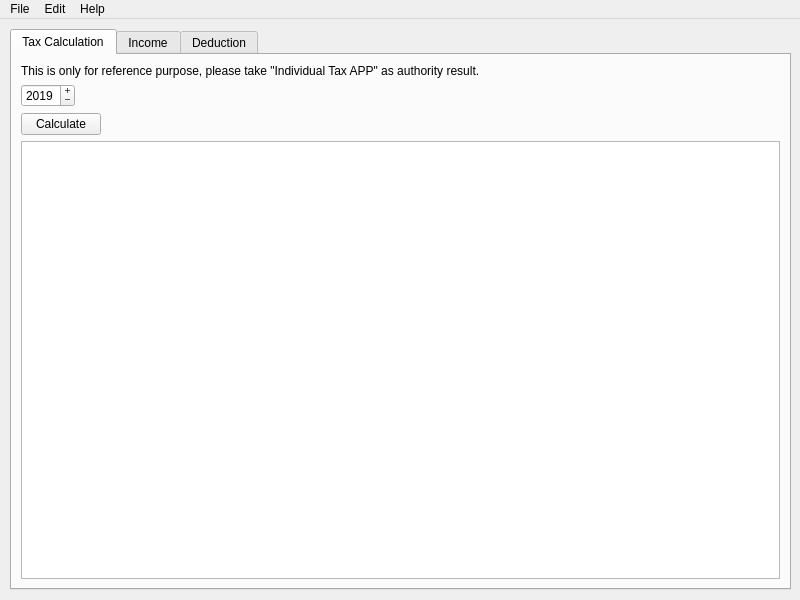
Above: mainwindow.ui from qwerty258/china-individual-income-tax-calculator before the change. Below: the same form after it.
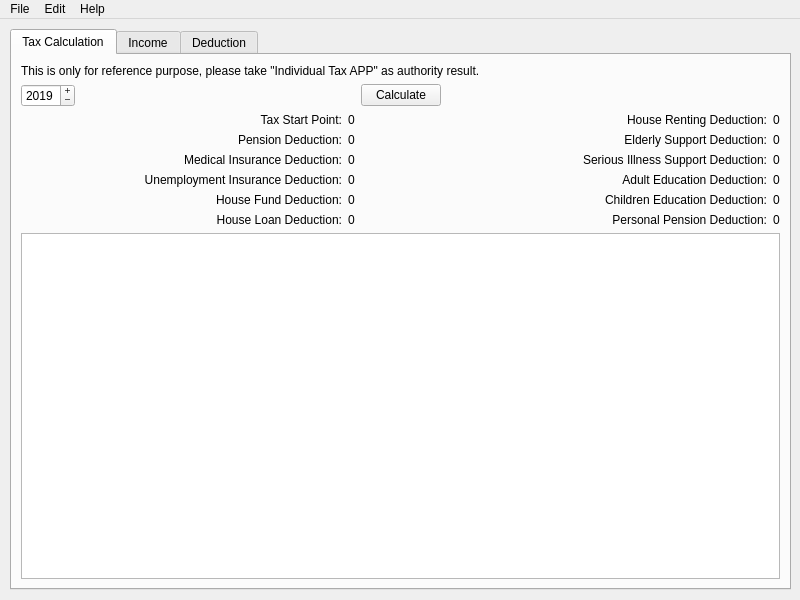
That is the form after the change.

Commit message: add deduction display

Diff of the .ui file:
```diff
--- a/mainwindow.ui
+++ b/mainwindow.ui
@@ -46,23 +46,117 @@
       <string>Tax Calculation</string>
      </attribute>
      <layout class="QGridLayout" name="gridLayout">
-      <item row="2" column="0">
-       <widget class="QPushButton" name="push_button_calc">
+      <item row="6" column="0">
+       <widget class="QLabel" name="label_static_unemployment_insurance">
         <property name="sizePolicy">
-         <sizepolicy hsizetype="Fixed" vsizetype="Fixed">
+         <sizepolicy hsizetype="Preferred" vsizetype="Fixed">
           <horstretch>0</horstretch>
           <verstretch>0</verstretch>
          </sizepolicy>
         </property>
         <property name="text">
-         <string>Calculate</string>
+         <string>Unemployment Insurance Deduction:</string>
         </property>
+        <property name="alignment">
+         <set>Qt::AlignRight|Qt::AlignTrailing|Qt::AlignVCenter</set>
+        </property>
        </widget>
       </item>
-      <item row="3" column="0">
-       <widget class="QTableView" name="table_view_tax_result"/>
+      <item row="4" column="3">
+       <widget class="QLabel" name="label_static_elderly_support">
+        <property name="sizePolicy">
+         <sizepolicy hsizetype="Preferred" vsizetype="Fixed">
+          <horstretch>0</horstretch>
+          <verstretch>0</verstretch>
+         </sizepolicy>
+        </property>
+        <property name="text">
+         <string>Elderly Support Deduction:</string>
+        </property>
+        <property name="alignment">
+         <set>Qt::AlignRight|Qt::AlignTrailing|Qt::AlignVCenter</set>
+        </property>
+       </widget>
       </item>
-      <item row="1" column="0">
+      <item row="7" column="3">
+       <widget class="QLabel" name="label_static_children_education">
+        <property name="sizePolicy">
+         <sizepolicy hsizetype="Preferred" vsizetype="Fixed">
+          <horstretch>0</horstretch>
+          <verstretch>0</verstretch>
+         </sizepolicy>
+        </property>
+        <property name="text">
+         <string>Children Education Deduction:</string>
+        </property>
+        <property name="alignment">
+         <set>Qt::AlignRight|Qt::AlignTrailing|Qt::AlignVCenter</set>
+        </property>
+       </widget>
+      </item>
+      <item row="7" column="4">
+       <widget class="QLabel" name="label_children_education">
+        <property name="sizePolicy">
+         <sizepolicy hsizetype="Preferred" vsizetype="Fixed">
+          <horstretch>0</horstretch>
+          <verstretch>0</verstretch>
+         </sizepolicy>
+        </property>
+        <property name="text">
+         <string notr="true">0</string>
+        </property>
+       </widget>
+      </item>
+      <item row="4" column="4">
+       <widget class="QLabel" name="label_elderly_support">
+        <property name="text">
+         <string notr="true">0</string>
+        </property>
+       </widget>
+      </item>
+      <item row="0" column="0" colspan="4">
+       <widget class="QLabel" name="label_warning">
+        <property name="sizePolicy">
+         <sizepolicy hsizetype="Preferred" vsizetype="Fixed">
+          <horstretch>0</horstretch>
+          <verstretch>0</verstretch>
+         </sizepolicy>
+        </property>
+        <property name="text">
+         <string>This is only for reference purpose, please take &quot;Individual Tax APP&quot; as authority result.</string>
+        </property>
+       </widget>
+      </item>
+      <item row="3" column="4">
+       <widget class="QLabel" name="label_house_renting">
+        <property name="sizePolicy">
+         <sizepolicy hsizetype="Fixed" vsizetype="Preferred">
+          <horstretch>0</horstretch>
+          <verstretch>0</verstretch>
+         </sizepolicy>
+        </property>
+        <property name="text">
+         <string notr="true">0</string>
+        </property>
+       </widget>
+      </item>
+      <item row="4" column="0">
+       <widget class="QLabel" name="label_static_pension">
+        <property name="sizePolicy">
+         <sizepolicy hsizetype="Preferred" vsizetype="Fixed">
+          <horstretch>0</horstretch>
+          <verstretch>0</verstretch>
+         </sizepolicy>
+        </property>
+        <property name="text">
+         <string>Pension Deduction:</string>
+        </property>
+        <property name="alignment">
+         <set>Qt::AlignRight|Qt::AlignTrailing|Qt::AlignVCenter</set>
+        </property>
+       </widget>
+      </item>
+      <item row="1" column="0" colspan="2">
        <widget class="QDateEdit" name="date_edit">
         <property name="sizePolicy">
          <sizepolicy hsizetype="Fixed" vsizetype="Fixed">
@@ -88,10 +182,261 @@
         </property>
        </widget>
       </item>
-      <item row="0" column="0">
-       <widget class="QLabel" name="label_warning">
+      <item row="6" column="1">
+       <widget class="QLabel" name="label_unemployment_insurance">
+        <property name="sizePolicy">
+         <sizepolicy hsizetype="Fixed" vsizetype="Preferred">
+          <horstretch>0</horstretch>
+          <verstretch>0</verstretch>
+         </sizepolicy>
+        </property>
         <property name="text">
-         <string>This is only for reference purpose, please take &quot;Individual Tax APP&quot; as authority result.</string>
+         <string notr="true">0</string>
+        </property>
+       </widget>
+      </item>
+      <item row="7" column="1">
+       <widget class="QLabel" name="label_house_fund">
+        <property name="sizePolicy">
+         <sizepolicy hsizetype="Fixed" vsizetype="Preferred">
+          <horstretch>0</horstretch>
+          <verstretch>0</verstretch>
+         </sizepolicy>
+        </property>
+        <property name="text">
+         <string notr="true">0</string>
+        </property>
+       </widget>
+      </item>
+      <item row="6" column="4">
+       <widget class="QLabel" name="label_adult_education">
+        <property name="sizePolicy">
+         <sizepolicy hsizetype="Preferred" vsizetype="Fixed">
+          <horstretch>0</horstretch>
+          <verstretch>0</verstretch>
+         </sizepolicy>
+        </property>
+        <property name="text">
+         <string notr="true">0</string>
+        </property>
+       </widget>
+      </item>
+      <item row="3" column="1">
+       <widget class="QLabel" name="label_tax_start_point">
+        <property name="sizePolicy">
+         <sizepolicy hsizetype="Fixed" vsizetype="Preferred">
+          <horstretch>0</horstretch>
+          <verstretch>0</verstretch>
+         </sizepolicy>
+        </property>
+        <property name="text">
+         <string notr="true">0</string>
+        </property>
+       </widget>
+      </item>
+      <item row="16" column="0" rowspan="6" colspan="5">
+       <widget class="QTableView" name="table_view_tax_result"/>
+      </item>
+      <item row="7" column="0">
+       <widget class="QLabel" name="label_static_house_fund">
+        <property name="sizePolicy">
+         <sizepolicy hsizetype="Preferred" vsizetype="Fixed">
+          <horstretch>0</horstretch>
+          <verstretch>0</verstretch>
+         </sizepolicy>
+        </property>
+        <property name="text">
+         <string>House Fund Deduction:</string>
+        </property>
+        <property name="alignment">
+         <set>Qt::AlignRight|Qt::AlignTrailing|Qt::AlignVCenter</set>
+        </property>
+       </widget>
+      </item>
+      <item row="4" column="1">
+       <widget class="QLabel" name="label_pension">
+        <property name="sizePolicy">
+         <sizepolicy hsizetype="Fixed" vsizetype="Preferred">
+          <horstretch>0</horstretch>
+          <verstretch>0</verstretch>
+         </sizepolicy>
+        </property>
+        <property name="text">
+         <string notr="true">0</string>
+        </property>
+       </widget>
+      </item>
+      <item row="8" column="3">
+       <widget class="QLabel" name="label_static_personal_pension">
+        <property name="sizePolicy">
+         <sizepolicy hsizetype="Preferred" vsizetype="Fixed">
+          <horstretch>0</horstretch>
+          <verstretch>0</verstretch>
+         </sizepolicy>
+        </property>
+        <property name="text">
+         <string>Personal Pension Deduction:</string>
+        </property>
+        <property name="alignment">
+         <set>Qt::AlignRight|Qt::AlignTrailing|Qt::AlignVCenter</set>
+        </property>
+       </widget>
+      </item>
+      <item row="3" column="0">
+       <widget class="QLabel" name="label_static_tax_start_point">
+        <property name="sizePolicy">
+         <sizepolicy hsizetype="Preferred" vsizetype="Fixed">
+          <horstretch>0</horstretch>
+          <verstretch>0</verstretch>
+         </sizepolicy>
+        </property>
+        <property name="text">
+         <string>Tax Start Point:</string>
+        </property>
+        <property name="alignment">
+         <set>Qt::AlignRight|Qt::AlignTrailing|Qt::AlignVCenter</set>
+        </property>
+       </widget>
+      </item>
+      <item row="5" column="3">
+       <widget class="QLabel" name="label_static_illness_support">
+        <property name="text">
+         <string>Serious Illness Support Deduction:</string>
+        </property>
+        <property name="alignment">
+         <set>Qt::AlignRight|Qt::AlignTrailing|Qt::AlignVCenter</set>
+        </property>
+       </widget>
+      </item>
+      <item row="8" column="0">
+       <widget class="QLabel" name="label_static_house_loan">
+        <property name="sizePolicy">
+         <sizepolicy hsizetype="Preferred" vsizetype="Fixed">
+          <horstretch>0</horstretch>
+          <verstretch>0</verstretch>
+         </sizepolicy>
+        </property>
+        <property name="text">
+         <string>House Loan Deduction:</string>
+        </property>
+        <property name="alignment">
+         <set>Qt::AlignRight|Qt::AlignTrailing|Qt::AlignVCenter</set>
+        </property>
+       </widget>
+      </item>
+      <item row="5" column="4">
+       <widget class="QLabel" name="label_illness_support">
+        <property name="sizePolicy">
+         <sizepolicy hsizetype="Preferred" vsizetype="Fixed">
+          <horstretch>0</horstretch>
+          <verstretch>0</verstretch>
+         </sizepolicy>
+        </property>
+        <property name="text">
+         <string notr="true">0</string>
+        </property>
+        <property name="alignment">
+         <set>Qt::AlignLeading|Qt::AlignLeft|Qt::AlignVCenter</set>
+        </property>
+       </widget>
+      </item>
+      <item row="5" column="0">
+       <widget class="QLabel" name="label_static_medical_insurance">
+        <property name="sizePolicy">
+         <sizepolicy hsizetype="Preferred" vsizetype="Fixed">
+          <horstretch>0</horstretch>
+          <verstretch>0</verstretch>
+         </sizepolicy>
+        </property>
+        <property name="text">
+         <string>Medical Insurance Deduction:</string>
+        </property>
+        <property name="alignment">
+         <set>Qt::AlignRight|Qt::AlignTrailing|Qt::AlignVCenter</set>
+        </property>
+       </widget>
+      </item>
+      <item row="8" column="1">
+       <widget class="QLabel" name="label_house_loan">
+        <property name="sizePolicy">
+         <sizepolicy hsizetype="Fixed" vsizetype="Preferred">
+          <horstretch>0</horstretch>
+          <verstretch>0</verstretch>
+         </sizepolicy>
+        </property>
+        <property name="text">
+         <string notr="true">0</string>
+        </property>
+       </widget>
+      </item>
+      <item row="8" column="4">
+       <widget class="QLabel" name="label_personal_pension">
+        <property name="sizePolicy">
+         <sizepolicy hsizetype="Preferred" vsizetype="Fixed">
+          <horstretch>0</horstretch>
+          <verstretch>0</verstretch>
+         </sizepolicy>
+        </property>
+        <property name="text">
+         <string notr="true">0</string>
+        </property>
+       </widget>
+      </item>
+      <item row="3" column="3">
+       <widget class="QLabel" name="label_static_house_renting">
+        <property name="sizePolicy">
+         <sizepolicy hsizetype="Preferred" vsizetype="Fixed">
+          <horstretch>0</horstretch>
+          <verstretch>0</verstretch>
+         </sizepolicy>
+        </property>
+        <property name="text">
+         <string>House Renting Deduction:</string>
+        </property>
+        <property name="alignment">
+         <set>Qt::AlignRight|Qt::AlignTrailing|Qt::AlignVCenter</set>
+        </property>
+       </widget>
+      </item>
+      <item row="5" column="1">
+       <widget class="QLabel" name="label_medical_insurance">
+        <property name="sizePolicy">
+         <sizepolicy hsizetype="Fixed" vsizetype="Preferred">
+          <horstretch>0</horstretch>
+          <verstretch>0</verstretch>
+         </sizepolicy>
+        </property>
+        <property name="text">
+         <string notr="true">0</string>
+        </property>
+       </widget>
+      </item>
+      <item row="6" column="3">
+       <widget class="QLabel" name="label_static_adult_education">
+        <property name="sizePolicy">
+         <sizepolicy hsizetype="Preferred" vsizetype="Fixed">
+          <horstretch>0</horstretch>
+          <verstretch>0</verstretch>
+         </sizepolicy>
+        </property>
+        <property name="text">
+         <string>Adult Education Deduction:</string>
+        </property>
+        <property name="alignment">
+         <set>Qt::AlignRight|Qt::AlignTrailing|Qt::AlignVCenter</set>
+        </property>
+       </widget>
+      </item>
+      <item row="1" column="2">
+       <widget class="QPushButton" name="push_button_calc">
+        <property name="sizePolicy">
+         <sizepolicy hsizetype="Fixed" vsizetype="Fixed">
+          <horstretch>0</horstretch>
+          <verstretch>0</verstretch>
+         </sizepolicy>
+        </property>
+        <property name="text">
+         <string>Calculate</string>
         </property>
        </widget>
       </item>
```
Left out of the diff: 5 changed lines with no effect on the pictures. The commit also changes 1 other file.
